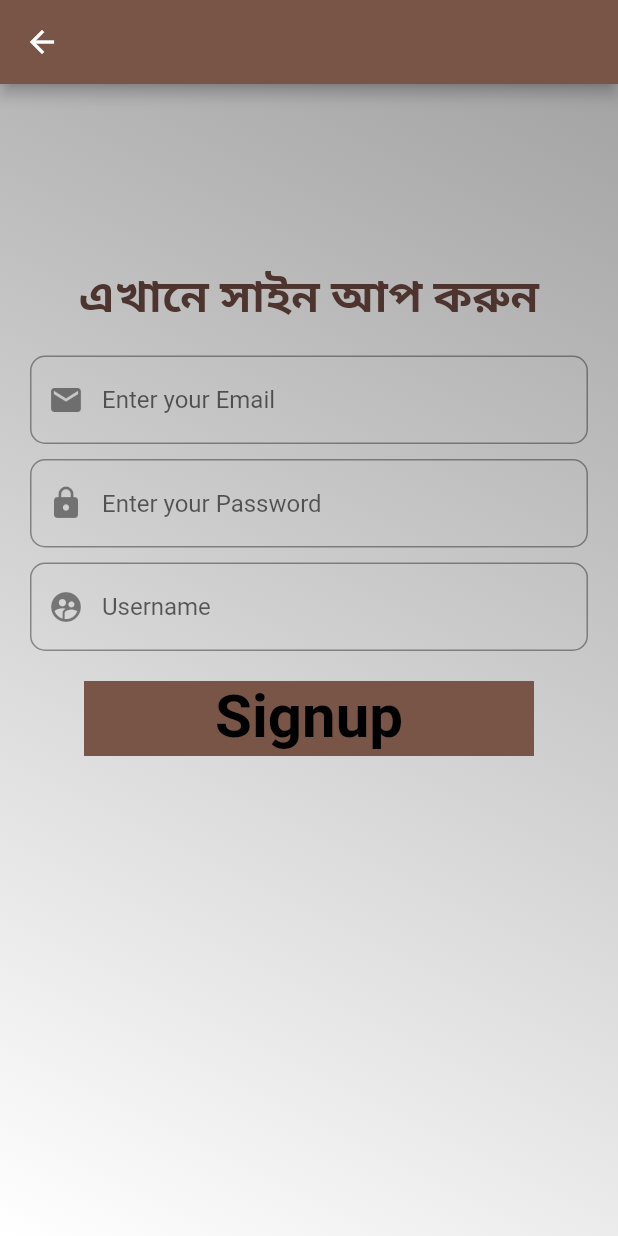
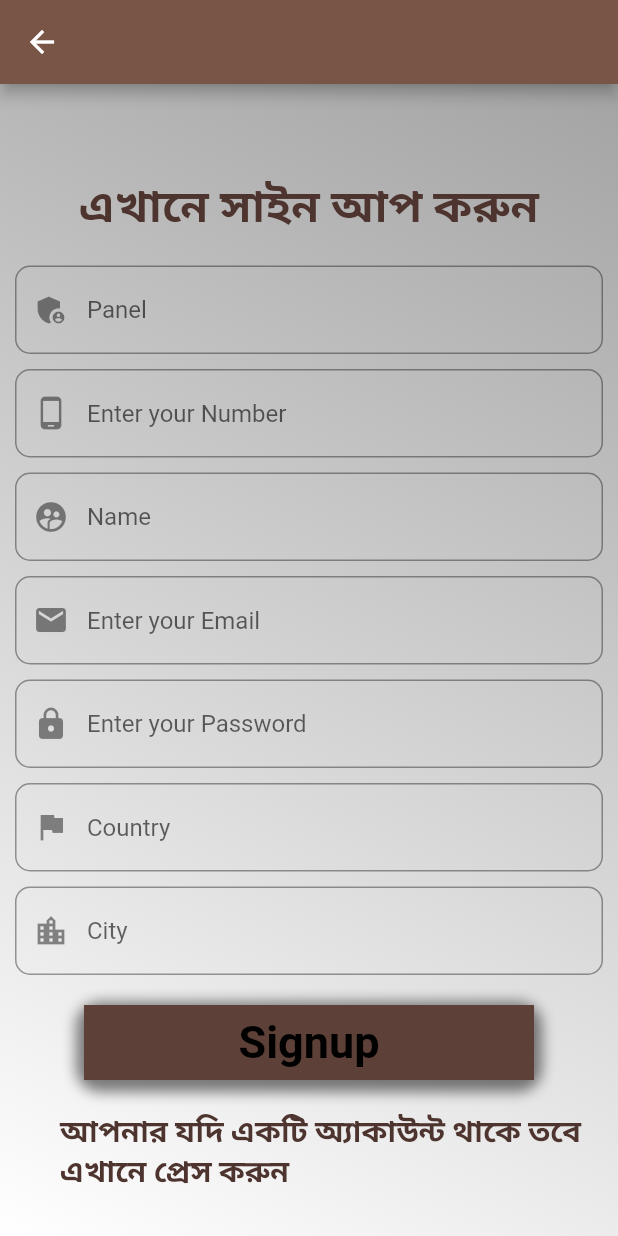
Before and after one commit to jahinhossain/lotterybd, a Flutter app: the signup screen opened directly, on a phone screen of 412 x 824 dp. Run offline on Flutter 3.47's test engine with Material 2 defaults, Android fonts, the phone set to English and light mode, and no system bars; our stand-ins replace animated_text_kit, font_awesome_flutter, getwidget, google_nav_bar, lottie; network calls fail.

Commit message:
updated textformfield

```diff
--- a/lib/customContainer.dart
+++ /dev/null
@@ -1,20 +0,0 @@
-import 'package:flutter/material.dart';
-
-class customcontainer extends StatelessWidget {
-
-  @override
-  Widget build(BuildContext context) {
-    return Container(
-
-          decoration: BoxDecoration(
-          gradient: LinearGradient(
-          begin: Alignment.topRight,
-          end: Alignment.bottomLeft,
-          colors: [
-            Colors.blue,
-            Colors.red,
-          ],
-    )),
-    );
-  }
-}
--- a/lib/secondscreen.dart
+++ b/lib/secondscreen.dart
@@ -1,5 +1,6 @@
 import 'package:flutter/material.dart';
 import 'package:lotterybd/main.dart';
+import 'package:lotterybd/signup.dart';
 import 'package:lotterybd/thirdscreen.dart';
 import 'package:lotterybd/navbar.dart';
 import 'package:lotterybd/login.dart';
@@ -52,7 +53,7 @@ class SecondScreen extends StatelessWidget {
                       onTap: () {
                         Navigator.push(
                           context,
-                          MaterialPageRoute(builder: (context) => loginScreen()),
+                          MaterialPageRoute(builder: (context) => signup()),
                         );
                       },
                       child:Container(
@@ -64,7 +65,7 @@ class SecondScreen extends StatelessWidget {
                               alignment: Alignment.center,
 
 
-                              child:   Text("পরবর্তী পৃষ্ঠা",style: TextStyle(
+                              child:   Text("নিবন্ধন",style: TextStyle(
                                   color: Colors.black,
                                   fontSize: 30,
                                   fontWeight: FontWeight.bold),),
--- a/lib/signup.dart
+++ b/lib/signup.dart
@@ -1,5 +1,7 @@
 import 'package:flutter/material.dart';
+import 'package:flutter/services.dart';
 import 'package:font_awesome_flutter/font_awesome_flutter.dart';
+import 'package:lotterybd/login.dart';
 import 'package:lotterybd/thirdscreen.dart';
 import 'package:lotterybd/navbar.dart';
 
@@ -23,11 +25,12 @@ class signup extends StatelessWidget {
         appBar: AppBar(backgroundColor: Colors.brown,),
 
         body: Padding(
-          padding: const EdgeInsets.only(top: 100),
+          padding: const EdgeInsets.only(top: 30),
           child: Container(
             alignment: Alignment.center,
             child: Padding(
-              padding: const EdgeInsets.all(20.0),
+              padding: const EdgeInsets.all(10.0),
+              child: SingleChildScrollView(
                 child: Column(
                   children: [
                     Text("এখানে সাইন আপ করুন",style: TextStyle(
@@ -35,6 +38,54 @@ class signup extends StatelessWidget {
                         fontSize: 30,
                         fontWeight: FontWeight.bold)),
                     SizedBox(height: 20,),
+                    TextFormField(
+
+                        maxLines: 1,
+
+                        decoration: InputDecoration(hintText: 'Panel',
+                            fillColor: Colors.white,
+                            prefixIcon  : const Icon(Icons.admin_panel_settings),
+                            border: OutlineInputBorder(
+                              borderRadius: BorderRadius.circular(10),
+                            )
+                        )),
+                    SizedBox(
+                      height: 10,
+                    ),
+                    TextFormField(
+                        keyboardType: TextInputType.number,
+                        inputFormatters: <TextInputFormatter>[
+                          FilteringTextInputFormatter.digitsOnly
+                        ],
+                        maxLines: 1,
+
+                        decoration: InputDecoration(hintText: 'Enter your Number',
+                            fillColor: Colors.white,
+
+                            prefixIcon  : const Icon(Icons.phone_android),
+                            border: OutlineInputBorder(
+                              borderRadius: BorderRadius.circular(10),
+                            )
+                        )),
+                    SizedBox(
+                      height: 10,
+                    ),
+
+                    TextFormField(
+
+                        maxLines: 1,
+
+                        decoration: InputDecoration(hintText: 'Name',
+                            fillColor: Colors.white,
+                            prefixIcon  : const Icon(Icons.supervised_user_circle_sharp),
+                            border: OutlineInputBorder(
+                              borderRadius: BorderRadius.circular(10),
+                            )
+                        )),
+
+                    SizedBox(
+                      height: 10,
+                    ),
                     TextFormField(
 
                         maxLines: 1,
@@ -68,17 +119,81 @@ class signup extends StatelessWidget {
 
                         maxLines: 1,
 
-                      decoration: InputDecoration(hintText: 'Username',
+                        decoration: InputDecoration(hintText: 'Country',
                             fillColor: Colors.white,
-                          prefixIcon  : const Icon(Icons.supervised_user_circle_sharp),
+                            prefixIcon  : const Icon(Icons.flag),
+                            border: OutlineInputBorder(
+                              borderRadius: BorderRadius.circular(10),
+                            )
+                        )),
+                    SizedBox(
+                      height: 10,
+                    ),
+                    TextFormField(
+
+                        maxLines: 1,
+
+                        decoration: InputDecoration(hintText: 'City',
+                            fillColor: Colors.white,
+                            prefixIcon  : const Icon(Icons.location_city),
                             border: OutlineInputBorder(
                               borderRadius: BorderRadius.circular(10),
                             )
                         )),
 
+
                     SizedBox(height: 20,),
 
                     GestureDetector(
+                      onTap: () {
+
+                        Navigator.push(
+                          context,
+                          MaterialPageRoute(builder: (context) => navbar()),
+                        );
+                      },
+                      child: Container(
+                        alignment: Alignment.center,
+                        height: 50,/// Change height and width as per your need.
+                        width: 300,
+                        child: Container(
+                          color: Colors.brown[700],
+                          alignment: Alignment.center,
+
+
+                          child:   Text("Signup",style: TextStyle(
+                              color: Colors.black,
+                              fontSize: 30,
+                              fontWeight: FontWeight.bold),),
+
+
+                        ),
+                        decoration: BoxDecoration(
+                          borderRadius: BorderRadius.circular(16),
+                          boxShadow: [
+                            BoxShadow(
+                              color: Colors.black.withOpacity(0.5),
+                              spreadRadius: 5,
+                              blurRadius: 7,
+                              offset: Offset(0, 3), // changes position of shadow
+                            ),
+                          ],
+                        ),
+                      ),
+
+                      /* Container(
+                  alignment: Alignment.center,
+                  color: Colors.brown,
+                  height: 50,
+                  width: 300,
+                  child:Text("লগইন",style: TextStyle(
+                      color: Colors.white,
+                      fontSize: 25,
+                      fontWeight: FontWeight.bold),textAlign: TextAlign.center,) ,
+                ), */
+                    ),
+
+                   /* GestureDetector(
                       onTap: () {
 
                         Navigator.push(
@@ -95,11 +210,30 @@ class signup extends StatelessWidget {
                             fontSize: 40,
                             fontWeight: FontWeight.bold),textAlign: TextAlign.center,) ,
                       ),
+                    ), */
+
+                    Padding(
+                      padding: const EdgeInsets.only(left: 30,top:20,right: 10),
+                      child: GestureDetector(
+                        onTap: (){
+                          Navigator.push(
+                            context,
+                            MaterialPageRoute(builder: (context) => loginScreen()),
+                          );
+                        },
+                        child: Text("আপনার যদি একটি অ্যাকাউন্ট থাকে তবে এখানে প্রেস করুন",style: TextStyle(
+                            color: Colors.brown[800],
+                            fontSize: 20,
+                            fontWeight: FontWeight.bold)),
                       ),
+                    )
+
+
 
 
 
                   ],
+                ),
               ),
             )
           ),
```
Lines whose indentation alone changed are shown as unchanged.
